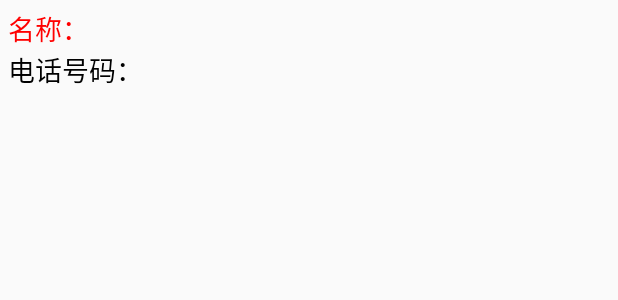
After one commit to skriklgb/MobileSafe, an Android app: the layout listview_contact_item.xml on its own in the app's theme, with its tools: preview values and no code run, on a phone screen of 412 x 824 dp. The commit adds this screen. Shown: the top 300 px of the screen. Run offline under Robolectric (Android 15) with nearby library versions, the phone set to English and light mode, and no system bars.

Commit message:
3-18,联系人数据封装&填充数据适配器

```diff
--- /dev/null
+++ b/app/src/main/res/layout/listview_contact_item.xml
@@ -0,0 +1,22 @@
+<?xml version="1.0" encoding="utf-8"?>
+<LinearLayout xmlns:android="http://schemas.android.com/apk/res/android"
+              android:orientation="vertical"
+              android:layout_width="match_parent"
+              android:layout_height="match_parent"
+                android:padding="5dp">
+    <TextView
+        android:id="@+id/tv_name"
+        android:textSize="18sp"
+        android:textColor="#f00"
+        android:layout_width="wrap_content"
+        android:layout_height="wrap_content"
+        android:text="名称："/>
+
+    <TextView
+        android:id="@+id/tv_phone"
+        android:textSize="18sp"
+        android:textColor="#000"
+        android:layout_width="wrap_content"
+        android:layout_height="wrap_content"
+        android:text="电话号码："/>
+</LinearLayout>
```
Also changed, not shown: app/src/main/java/skrik/lgb/mobilesafe/activity/ContactListActivity.java (+69 -3 lines).
